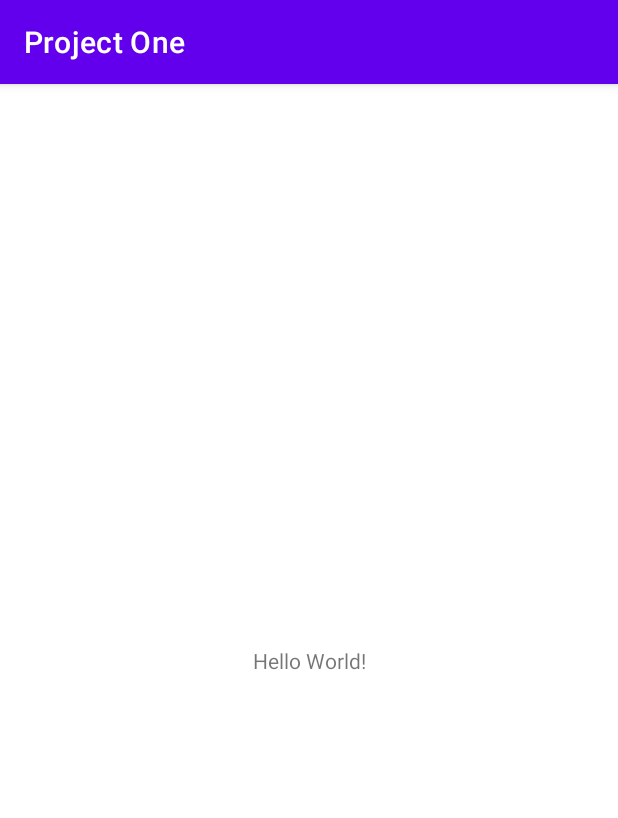
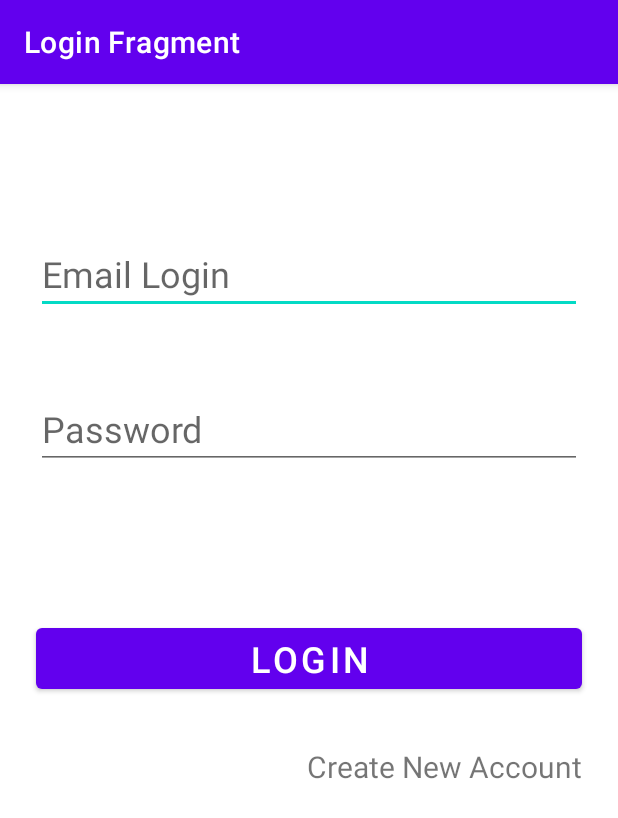
Before and after one commit to AndrewBroUNCC/Android_Studio_Project, an Android app: the screen it shows after launch (MainActivity), on a phone screen of 412 x 824 dp. Shown: the top 818 px of the screen. Run offline under Robolectric (Android 15) with nearby library versions, the phone set to English and light mode, and no system bars; our stand-ins replace Firebase (no records; nobody signed in at launch, a user with empty details on screens opened directly).

Commit message:
Added LogInFragment and CreateAccountFragment and both layouts. firebase has also been added but not implemented yet.

```diff
--- a/app/build.gradle
+++ b/app/build.gradle
@@ -1,5 +1,6 @@
 plugins {
     id 'com.android.application'
+    id 'com.google.gms.google-services'
 }
 
 android {
@@ -32,6 +33,8 @@ dependencies {
     implementation 'androidx.appcompat:appcompat:1.4.1'
     implementation 'com.google.android.material:material:1.6.0'
     implementation 'androidx.constraintlayout:constraintlayout:2.1.3'
+    implementation 'androidx.legacy:legacy-support-v4:1.0.0'
+    implementation 'com.google.firebase:firebase-auth:21.0.3'
     testImplementation 'junit:junit:4.13.2'
     androidTestImplementation 'androidx.test.ext:junit:1.1.3'
     androidTestImplementation 'androidx.test.espresso:espresso-core:3.4.0'
--- /dev/null
+++ b/app/src/main/java/com/example/projectone/LogInFragment.java
@@ -0,0 +1,60 @@
+package com.example.projectone;
+
+import android.os.Bundle;
+
+import androidx.fragment.app.Fragment;
+
+import android.view.LayoutInflater;
+import android.view.View;
+import android.view.ViewGroup;
+import android.widget.TextView;
+
+import com.google.firebase.auth.FirebaseAuth;
+
+
+public class LogInFragment extends Fragment {
+
+    TextView createNewAccount;
+    FirebaseAuth mAuth;
+
+    public LogInFragment() {
+    }
+
+    public static LogInFragment newInstance() {
+        LogInFragment fragment = new LogInFragment();
+        Bundle args = new Bundle();
+        fragment.setArguments(args);
+        return fragment;
+    }
+
+    @Override
+    public void onCreate(Bundle savedInstanceState) {
+        super.onCreate(savedInstanceState);
+        if (getArguments() != null) {
+        }
+    }
+
+    @Override
+    public View onCreateView(LayoutInflater inflater, ViewGroup container,
+                             Bundle savedInstanceState) {
+        // Inflate the layout for this fragment
+        View view = inflater.inflate(R.layout.fragment_log_in, container, false);
+        getActivity().setTitle("Login Fragment");
+
+        mAuth = FirebaseAuth.getInstance();
+
+        //setting button to go to create account page
+        createNewAccount = view.findViewById(R.id.loginCreateNewAccountTextView);
+        createNewAccount.setOnClickListener(new View.OnClickListener() {
+            @Override
+            public void onClick(View view) {
+                getParentFragmentManager().beginTransaction()
+                        .replace(R.id.MainLayout, new CreateAccountFragment())
+                        .addToBackStack(null)
+                        .commit();
+            }
+        });
+
+        return view;
+    }
+}
--- a/app/src/main/java/com/example/projectone/MainActivity.java
+++ b/app/src/main/java/com/example/projectone/MainActivity.java
@@ -1,6 +1,8 @@
 package com.example.projectone;
 
 import androidx.appcompat.app.AppCompatActivity;
+import androidx.fragment.app.Fragment;
+import androidx.fragment.app.FragmentManager;
 
 import android.os.Bundle;
 
@@ -10,5 +12,9 @@ public class MainActivity extends AppCompatActivity {
     protected void onCreate(Bundle savedInstanceState) {
         super.onCreate(savedInstanceState);
         setContentView(R.layout.activity_main);
+
+        getSupportFragmentManager().beginTransaction()
+                .add(R.id.MainLayout, new LogInFragment())
+                .commit();
     }
 }
--- a/app/src/main/res/layout/activity_main.xml
+++ b/app/src/main/res/layout/activity_main.xml
@@ -2,17 +2,7 @@
 <androidx.constraintlayout.widget.ConstraintLayout xmlns:android="http://schemas.android.com/apk/res/android"
     xmlns:app="http://schemas.android.com/apk/res-auto"
     xmlns:tools="http://schemas.android.com/tools"
+    android:id="@+id/MainLayout"
     android:layout_width="match_parent"
     android:layout_height="match_parent"
-    tools:context=".MainActivity">
-
-    <TextView
-        android:layout_width="wrap_content"
-        android:layout_height="wrap_content"
-        android:text="Hello World!"
-        app:layout_constraintBottom_toBottomOf="parent"
-        app:layout_constraintLeft_toLeftOf="parent"
-        app:layout_constraintRight_toRightOf="parent"
-        app:layout_constraintTop_toTopOf="parent" />
-
-</androidx.constraintlayout.widget.ConstraintLayout>
+    tools:context=".MainActivity" />
--- /dev/null
+++ b/app/src/main/res/layout/fragment_log_in.xml
@@ -0,0 +1,59 @@
+<?xml version="1.0" encoding="utf-8"?>
+<androidx.constraintlayout.widget.ConstraintLayout xmlns:android="http://schemas.android.com/apk/res/android"
+    xmlns:app="http://schemas.android.com/apk/res-auto"
+    xmlns:tools="http://schemas.android.com/tools"
+    android:id="@+id/loginLayout"
+    android:layout_width="match_parent"
+    android:layout_height="match_parent"
+    tools:context=".LogInFragment" >
+
+    <EditText
+        android:id="@+id/editTextTextPersonName"
+        android:layout_width="0dp"
+        android:layout_height="wrap_content"
+        android:layout_marginStart="24dp"
+        android:layout_marginTop="100dp"
+        android:layout_marginEnd="24dp"
+        android:ems="10"
+        android:hint="Email Login"
+        android:inputType="textPersonName"
+        android:textSize="24sp"
+        app:layout_constraintEnd_toEndOf="parent"
+        app:layout_constraintHorizontal_bias="1.0"
+        app:layout_constraintStart_toStartOf="parent"
+        app:layout_constraintTop_toTopOf="parent" />
+
+    <EditText
+        android:id="@+id/editTextTextPassword"
+        android:layout_width="0dp"
+        android:layout_height="wrap_content"
+        android:layout_marginTop="50dp"
+        android:ems="10"
+        android:hint="Password"
+        android:inputType="textPassword"
+        android:textSize="24sp"
+        app:layout_constraintEnd_toEndOf="@+id/editTextTextPersonName"
+        app:layout_constraintStart_toStartOf="@+id/editTextTextPersonName"
+        app:layout_constraintTop_toBottomOf="@+id/editTextTextPersonName" />
+
+    <Button
+        android:id="@+id/loginButton"
+        android:layout_width="0dp"
+        android:layout_height="wrap_content"
+        android:layout_marginTop="100dp"
+        android:text="Login"
+        android:textSize="24sp"
+        app:layout_constraintEnd_toEndOf="@+id/editTextTextPassword"
+        app:layout_constraintStart_toStartOf="@+id/editTextTextPassword"
+        app:layout_constraintTop_toBottomOf="@+id/editTextTextPassword" />
+
+    <TextView
+        android:id="@+id/loginCreateNewAccountTextView"
+        android:layout_width="wrap_content"
+        android:layout_height="wrap_content"
+        android:layout_marginTop="32dp"
+        android:text="Create New Account"
+        android:textSize="20sp"
+        app:layout_constraintEnd_toEndOf="@+id/loginButton"
+        app:layout_constraintTop_toBottomOf="@+id/loginButton" />
+</androidx.constraintlayout.widget.ConstraintLayout>
--- a/app/src/main/res/values/strings.xml
+++ b/app/src/main/res/values/strings.xml
@@ -1,3 +1,4 @@
 <resources>
     <string name="app_name">Project One</string>
+    <string name="hello_blank_fragment">Hello blank fragment</string>
 </resources>
--- a/build.gradle
+++ b/build.gradle
@@ -1,4 +1,8 @@
-// Top-level build file where you can add configuration options common to all sub-projects/modules.
+buildscript {
+    dependencies {
+        classpath 'com.google.gms:google-services:4.3.10'
+    }
+}// Top-level build file where you can add configuration options common to all sub-projects/modules.
 plugins {
     id 'com.android.application' version '7.1.2' apply false
     id 'com.android.library' version '7.1.2' apply false
```
Also changed, not shown: app/src/main/java/com/example/projectone/CreateAccountFragment.java (added, +52 -0 lines), app/src/main/res/layout/fragment_create_account.xml (added, +74 -0 lines), 1 other file.
